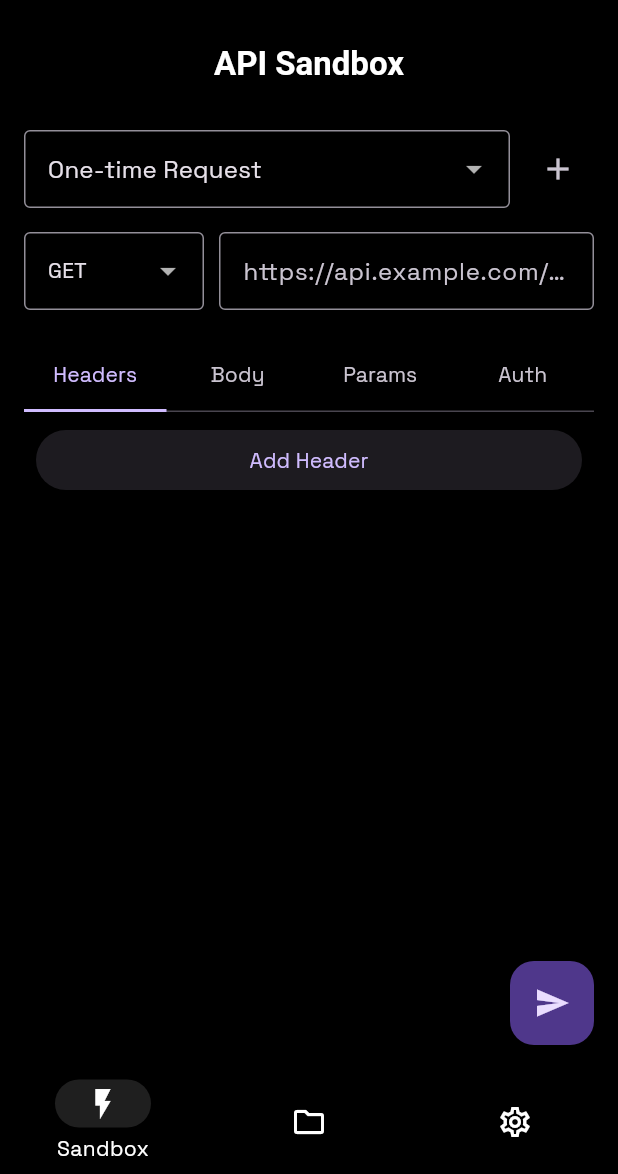
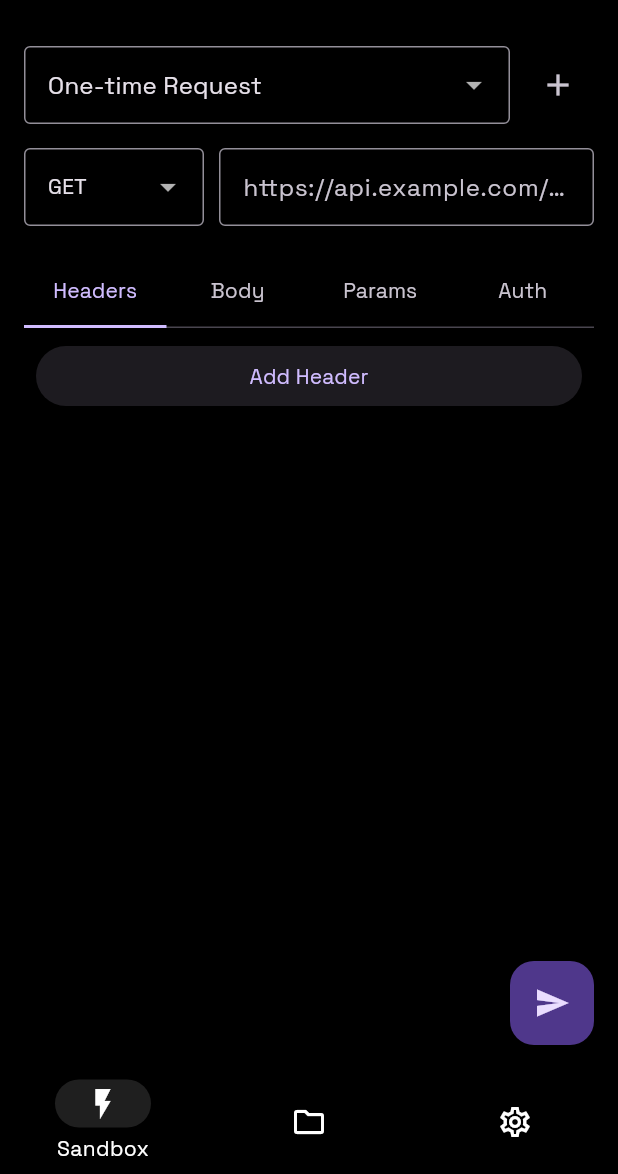
Before and after one commit to abhayryad/PocketAPI, a Flutter app: the screen it shows after launch, on a phone screen of 412 x 824 dp, the part 62-1236 px from its top. Run offline on Flutter 3.47's test engine with Material 3 defaults, Android fonts, the phone set to English and light mode, and no system bars; our stand-ins replace shared_preferences.

Commit message:
final edit for today

```diff
--- a/lib/screens/sandbox_screen.dart
+++ b/lib/screens/sandbox_screen.dart
@@ -102,9 +102,7 @@ class _SandboxScreenState extends State<SandboxScreen>
   @override
   Widget build(BuildContext context) {
     return Scaffold(
-      appBar: AppBar(
-        title: const Text('API Sandbox'),
-      ),
+
       body: SingleChildScrollView(
         padding: const EdgeInsets.all(16.0),
         child: Column(
```
